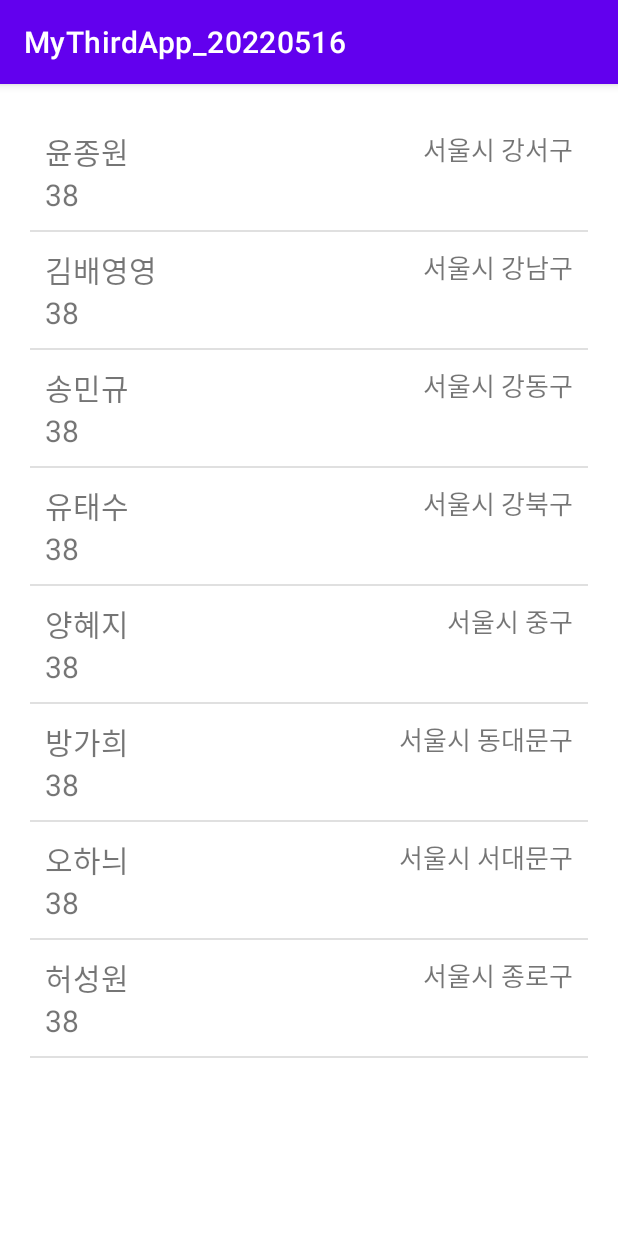
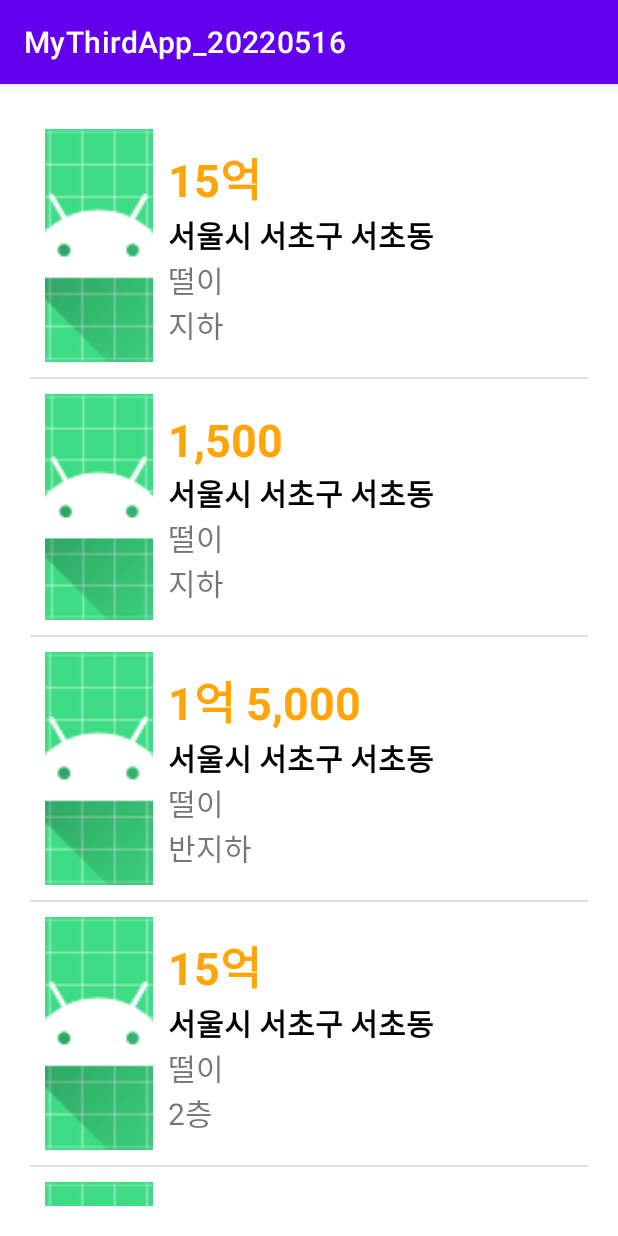
Before and after one commit to senseyoon1/MyThirdApp_20220516, an Android app: the screen it shows after launch (MainActivity), on a phone screen of 412 x 824 dp. Run offline under Robolectric (Android 15) with nearby library versions, the phone set to English and light mode, and no system bars.

Commit message:
직방 copy

```diff
--- a/app/src/main/java/com/asianaidt/mythirdapp_20220516/MainActivity.kt
+++ b/app/src/main/java/com/asianaidt/mythirdapp_20220516/MainActivity.kt
@@ -2,30 +2,28 @@ package com.asianaidt.mythirdapp_20220516
 
 import androidx.appcompat.app.AppCompatActivity
 import android.os.Bundle
-import com.asianaidt.mythirdapp_20220516.adapters.StudentAdapter
-import com.asianaidt.mythirdapp_20220516.data.Student
+import com.asianaidt.mythirdapp_20220516.adapters.EstateAdapter
+import com.asianaidt.mythirdapp_20220516.data.Estate
 import kotlinx.android.synthetic.main.activity_main.*
 
 class MainActivity : AppCompatActivity() {
 
-    val mStudentList = ArrayList<Student>()
-    lateinit var mAdapter : StudentAdapter
+    val mEstateList = ArrayList<Estate>()
+    lateinit var mAdapter : EstateAdapter
 
     override fun onCreate(savedInstanceState: Bundle?) {
         super.onCreate(savedInstanceState)
         setContentView(R.layout.activity_main)
 
-        mStudentList.add(Student("윤종원",1985, "서울시 강서구"))
-        mStudentList.add(Student("김배영영",1985,"서울시 강남구"))
-        mStudentList.add(Student("송민규",1985, "서울시 강동구"))
-        mStudentList.add(Student("유태수",1985, "서울시 강북구"))
-        mStudentList.add(Student("양혜지",1985, "서울시 중구"))
-        mStudentList.add(Student("방가희",1985, "서울시 동대문구"))
-        mStudentList.add(Student("오하늬",1985, "서울시 서대문구"))
-        mStudentList.add(Student("허성원",1985, "서울시 종로구"))
+        mEstateList.add(Estate(150000,"서울시 서초구 서초동", "떨이", -2))
+        mEstateList.add(Estate(1500,"서울시 서초구 서초동", "떨이", -1))
+        mEstateList.add(Estate(15000,"서울시 서초구 서초동", "떨이", 0))
+        mEstateList.add(Estate(150000,"서울시 서초구 서초동", "떨이", 2))
+        mEstateList.add(Estate(150000,"서울시 서초구 서초동", "떨이", 1))
+        mEstateList.add(Estate(150000,"서울시 서초구 서초동", "떨이", 16))
 
-        mAdapter = StudentAdapter(this, R.layout.student_list_item, mStudentList)
-        studentListView.adapter = mAdapter
+        mAdapter = EstateAdapter(this, R.layout.estate_list_item, mEstateList)
+        estateListView.adapter = mAdapter
 
 
     }
--- a/app/src/main/java/com/asianaidt/mythirdapp_20220516/adapters/StudentAdapter.kt
+++ b/app/src/main/java/com/asianaidt/mythirdapp_20220516/adapters/EstateAdapter.kt
@@ -1,37 +1,38 @@
 package com.asianaidt.mythirdapp_20220516.adapters
 
 import android.content.Context
-import android.text.Layout
 import android.view.LayoutInflater
 import android.view.View
 import android.view.ViewGroup
 import android.widget.ArrayAdapter
 import android.widget.TextView
 import com.asianaidt.mythirdapp_20220516.R
-import com.asianaidt.mythirdapp_20220516.data.Student
+import com.asianaidt.mythirdapp_20220516.data.Estate
 
-class StudentAdapter(
+class EstateAdapter(
     val mContext: Context,
     val mResId: Int,
-    val mList: ArrayList<Student>) :
-    ArrayAdapter<Student>(mContext, mResId, mList) {
+    val mList: ArrayList<Estate>) :
+    ArrayAdapter<Estate>(mContext, mResId, mList) {
 
     override fun getView(position: Int, convertView: View?, parent: ViewGroup): View {
         var tempRow = convertView
         if(tempRow == null){
-            tempRow = LayoutInflater.from(mContext).inflate(R.layout.student_list_item, null)
+            tempRow = LayoutInflater.from(mContext).inflate(R.layout.estate_list_item, null)
         }
 
         val data = mList[position]
         val row = tempRow!! // 리스트 뷰의 한 줄에 해당하는 그림.
 
-        val txtName = row.findViewById<TextView>(R.id.studentName)
-        val txtAge = row.findViewById<TextView>(R.id.studentAge)
-        val txtAddress = row.findViewById<TextView>(R.id.studentAddress)
+        val txtPrice = row.findViewById<TextView>(R.id.price)
+        val txtAddress = row.findViewById<TextView>(R.id.address)
+        val txtDescription = row.findViewById<TextView>(R.id.description)
+        val txtFloorInfo = row.findViewById<TextView>(R.id.floorInfo)
 
-        txtName.text = data.name
-        txtAge.text = (2022-data.birthYear+1).toString()
+        txtPrice.text = data.convertPriceString()
+        txtFloorInfo.text = data.getFloorInfo()
         txtAddress.text = data.address
+        txtDescription.text = data.description
 
         return row
     }
--- /dev/null
+++ b/app/src/main/java/com/asianaidt/mythirdapp_20220516/data/Estate.kt
@@ -0,0 +1,23 @@
+package com.asianaidt.mythirdapp_20220516.data
+
+class Estate(
+    val price : Int,
+    val address : String,
+    val description : String,
+    val floorInfo : Int) {
+
+    fun getFloorInfo() : String {
+        return when {
+            floorInfo > 1 -> "${floorInfo}층"
+            floorInfo == 0 -> "반지하"
+            else -> "지하"
+        }
+    }
+
+    fun convertPriceString() : String {
+        return (
+                (if(price > 10000) (this.price / 10000).toString() + "억 " else "") +
+                        (if(price % 10000 != 0) "%,d".format(this.price % 10000L) else "")
+        )
+    }
+}
--- a/app/src/main/java/com/asianaidt/mythirdapp_20220516/data/Student.kt
+++ /dev/null
@@ -1,9 +0,0 @@
-package com.asianaidt.mythirdapp_20220516.data
-
-class Student(
-    val name : String,
-    val birthYear : Int,
-    val address : String) {
-
-    fun getKoreanAge() = 2022 - this.birthYear + 1
-}
--- a/app/src/main/res/layout/activity_main.xml
+++ b/app/src/main/res/layout/activity_main.xml
@@ -10,42 +10,9 @@
 
 
     <ListView
-        android:id="@+id/studentListView"
+        android:id="@+id/estateListView"
         android:layout_width="match_parent"
         android:layout_height="match_parent"
-        tools:listitem="@layout/student_list_item"
+        tools:listitem="@layout/estate_list_item"
         />
-    <!--<EditText
-        android:id="@+id/edtPhoneNumber"
-        android:layout_width="match_parent"
-        android:layout_height="wrap_content"
-        android:hint="전화번호"
-        android:inputType="phone"/>
-    <Button
-        android:id="@+id/btnDial"
-        android:layout_width="match_parent"
-        android:layout_height="wrap_content"
-        android:text="전화걸기(DIAL)"/>
-    <Button
-        android:id="@+id/btnCall"
-        android:layout_width="match_parent"
-        android:layout_height="wrap_content"
-        android:text="전화걸기(CALL)"/>
-
-    <Button
-        android:id="@+id/btnSendText"
-        android:layout_width="match_parent"
-        android:layout_height="wrap_content"
-        android:text="문자보내기"/>
-
-    <Button
-        android:id="@+id/btnNaverWebLink"
-        android:layout_width="match_parent"
-        android:layout_height="wrap_content"
-        android:text="네이버 웹 링크(VIEW)"/>
-    <Button
-        android:id="@+id/btnKakaoPlayStore"
-        android:layout_width="match_parent"
-        android:layout_height="wrap_content"
-        android:text="카카오 플레이스토어 이동"/>-->
 </LinearLayout>
--- a/app/src/main/res/layout/student_list_item.xml
+++ b/app/src/main/res/layout/estate_list_item.xml
@@ -5,22 +5,47 @@
     android:orientation="horizontal"
     android:layout_width="match_parent"
     android:layout_height="wrap_content">
+    <ImageView
+        android:id="@+id/roomImage"
+        android:layout_width="wrap_content"
+        android:layout_height="match_parent"
+        android:src="@mipmap/ic_launcher"
+        android:scaleType="centerCrop"/>
+
     <LinearLayout
-        android:layout_width="wrap_content"
+        android:layout_width="match_parent"
         android:layout_height="wrap_content"
+        android:layout_weight="1"
+        android:padding="10dp"
         android:orientation="vertical">
         <TextView
-            android:id="@+id/studentName"
+            android:id="@+id/price"
+            android:layout_width="wrap_content"
+            android:layout_height="wrap_content"
+            android:textSize="30sp"
+            android:textColor="#FFA509"
+            android:textStyle="bold"
+            tools:text="8,000"/>
+        <TextView
+            android:id="@+id/address"
             android:layout_width="wrap_content"
             android:layout_height="wrap_content"
             android:textSize="20sp"
-            tools:text="Jongwon Yoon"/>
+            android:textColor="@color/black"
+            android:textStyle="bold"
+            tools:text="서울시 마포구 상수동"/>
         <TextView
-            android:id="@+id/studentAge"
+            android:id="@+id/description"
             android:layout_width="wrap_content"
             android:layout_height="wrap_content"
             android:textSize="20sp"
-            tools:text="30세"/>
+            tools:text="싸고 좋은 방"/>
+        <TextView
+            android:id="@+id/floorInfo"
+            android:layout_width="wrap_content"
+            android:layout_height="wrap_content"
+            android:textSize="20sp"
+            tools:text="반지하"/>
     </LinearLayout>
     <TextView
         android:layout_width="0dp"
```
